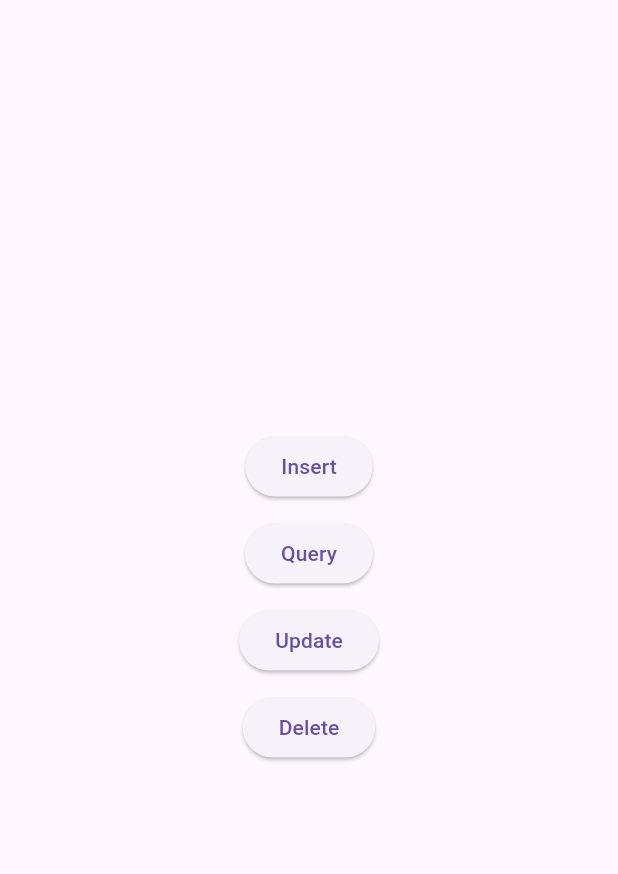
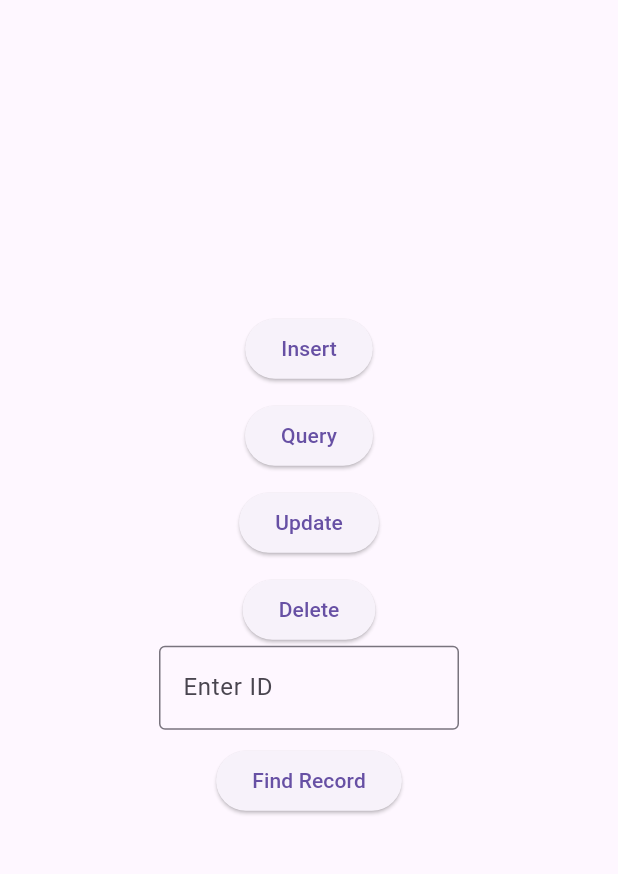
Before and after one commit to usmann56/act_10, a Flutter app: the screen it shows after launch, on a phone screen of 412 x 824 dp, the part 63-937 px from its top. Run offline on Flutter 3.47's test engine with Material 3 defaults, Android fonts, the phone set to English and light mode, and no system bars; our stand-ins replace sqflite; accounts and stored records are empty.

Commit message:
search by id

```diff
--- a/lib/main.dart
+++ b/lib/main.dart
@@ -25,8 +25,17 @@ class MyApp extends StatelessWidget {
   }
 }
 
-class MyHomePage extends StatelessWidget {
+class MyHomePage extends StatefulWidget {
   const MyHomePage({super.key});
+
+  @override
+  State<MyHomePage> createState() => _MyHomePageState();
+}
+
+class _MyHomePageState extends State<MyHomePage> {
+  // final TextEditingController _idController = TextEditingController();
+  String _queryResult = '';
+  String _enteredId = '';
 
   // Homepage layout
   @override
@@ -44,6 +53,30 @@ class MyHomePage extends StatelessWidget {
             ElevatedButton(onPressed: _update, child: const Text('Update')),
             const SizedBox(height: 10),
             ElevatedButton(onPressed: _delete, child: const Text('Delete')),
+            SizedBox(
+              width: 200,
+              child: TextField(
+                decoration: const InputDecoration(
+                  labelText: 'Enter ID',
+                  border: OutlineInputBorder(),
+                ),
+                keyboardType: TextInputType.number,
+                onChanged: (value) {
+                  _enteredId = value; // store the value directly
+                },
+                onSubmitted: (value) => _queryById(),
+              ),
+            ),
+            const SizedBox(height: 10),
+            ElevatedButton(
+              onPressed: _queryById,
+              child: const Text('Find Record'),
+            ),
+            const SizedBox(height: 20),
+            Text(
+              _queryResult,
+              style: const TextStyle(fontSize: 16, fontWeight: FontWeight.bold),
+            ),
           ],
         ),
       ),
@@ -86,4 +119,24 @@ class MyHomePage extends StatelessWidget {
     final rowsDeleted = await dbHelper.delete(id);
     debugPrint('Deleted $rowsDeleted row(s): row $id');
   }
+
+  Future<void> _queryById() async {
+    if (_enteredId.isEmpty) {
+      setState(() => _queryResult = 'Please enter an ID.');
+      return;
+    }
+
+    final id = int.tryParse(_enteredId);
+    if (id == null) {
+      setState(() => _queryResult = 'Invalid ID format.');
+      return;
+    }
+
+    final result = await dbHelper.queryRowById(id);
+    setState(() {
+      _queryResult = result != null
+          ? 'Found ID: ${result[DatabaseHelper.columnId]} Name: ${result[DatabaseHelper.columnName]}, Age: ${result[DatabaseHelper.columnAge]}'
+          : 'No record found for ID $id.';
+    });
+  }
 }
```
Also changed, not shown: lib/services/database_helper.dart (+12 -0 lines).
